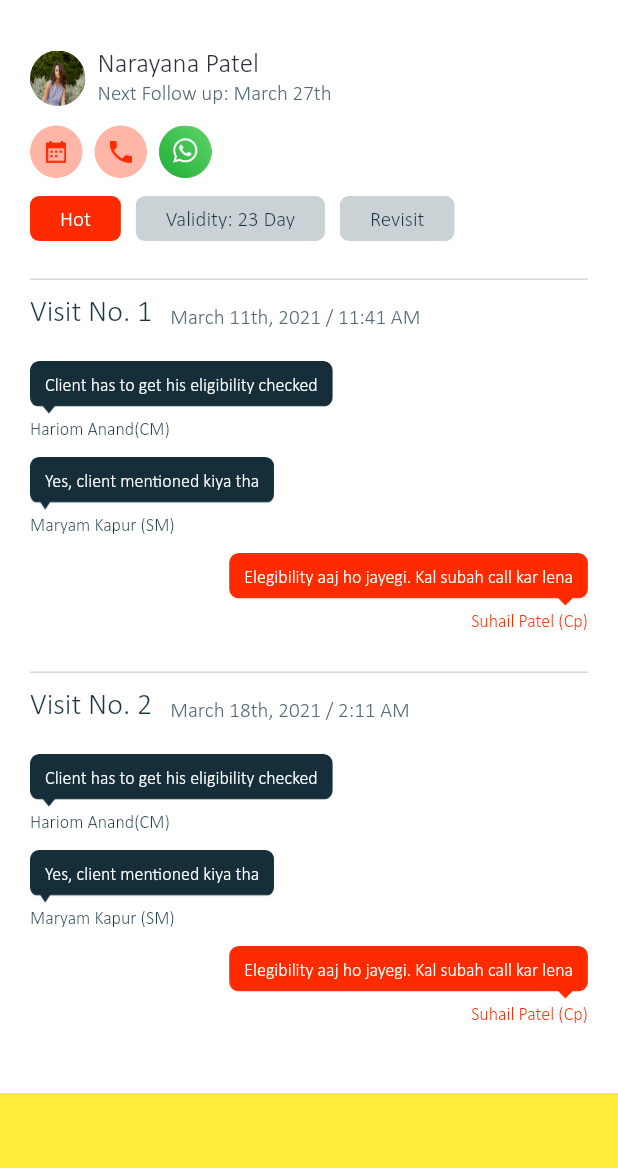
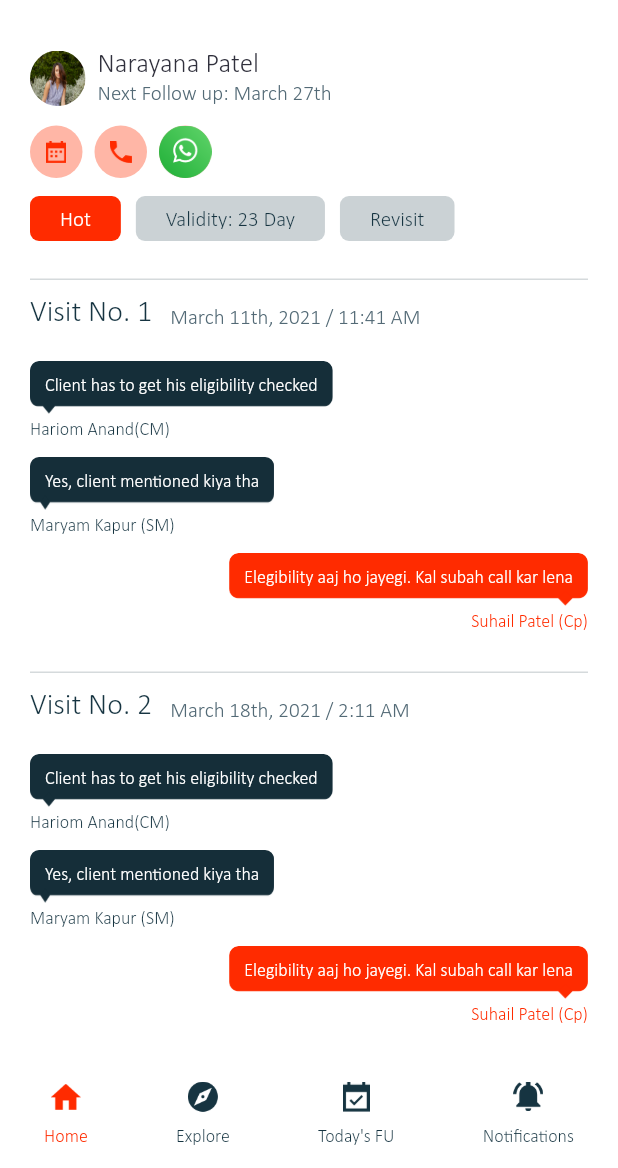
Before and after one commit to pratikKataria/piramal_cp, a Flutter app: the screen it shows after launch, after a tap on "Narayana Patel", on a phone screen of 412 x 824 dp, the part 68-1236 px from its top. Run offline on Flutter 3.47's test engine with Material 2 defaults, Android fonts, the light colour scheme and no system bars; our stand-ins replace connectivity, flutter_swiper, fluttertoast, logger, progress_dialog, shared_preferences; project files that could hold a hidden picture were left out.

Commit message:
➕ Bottom navigation functionality working ➕ Bottom navigation ui created

```diff
--- a/lib/main.dart
+++ b/lib/main.dart
@@ -6,9 +6,9 @@ import 'package:piramal_channel_partner/res/Screens.dart';
 import 'package:piramal_channel_partner/res/Strings.dart';
 import 'package:piramal_channel_partner/ui/base/base_screen.dart';
 import 'package:piramal_channel_partner/ui/base/provider/base_provider.dart';
+import 'package:piramal_channel_partner/ui/bottomNavigationContainer/home_bottom_navigation_base_screen.dart';
 import 'package:piramal_channel_partner/ui/customerProfile/walkin/walkin_customer_profile_detail_Screen.dart';
-import 'package:piramal_channel_partner/ui/home/home_screen.dart';
-import 'package:piramal_channel_partner/utils/scroll_behavior.dart';
+ import 'package:piramal_channel_partner/utils/scroll_behavior.dart';
 import 'package:provider/provider.dart';
 
 import 'utils/Utility.dart';
@@ -43,17 +43,17 @@ class MyApp extends StatelessWidget {
         onGenerateRoute: (RouteSettings settings) {
           switch (settings.name) {
             case "/":
-              return RouteTransition(widget: HomeScreen());
+              return RouteTransition(widget: HomeBottomNavigationBaseScreen());
               break;
             case Screens.kCustomerProfileDetailWalkin:
               return RouteTransition(widget: WalkinCustomerProfileDetailScreen());
               break;
             default:
-              return RouteTransition(widget: HomeScreen());
+              return RouteTransition(widget: HomeBottomNavigationBaseScreen());
               break;
           }
         },
-        home: HomeScreen(),
+        home: HomeBottomNavigationBaseScreen(),
       ),
     );
   }
--- a/lib/res/Images.dart
+++ b/lib/res/Images.dart
@@ -33,6 +33,10 @@ class Images {
   static const kIconTower = base + "ic_tower.png";
   static const kIconBrochure = base + "ic_brochure.png";
   static const kIconPlan = base + "ic_plan.png";
+  static const kIconExplore = base + "ic_explore.png";
+  static const kIconLeaderboard = base + "ic_leaderboard.png";
+  static const kIconNotification = base + "ic_notification.png";
+  static const kIconTodayFollowup = base + "ic_today_followup.png";
 
 
   static const kImgPlaceholder = base + "img_placeholder.png";
@@ -44,5 +48,4 @@ class Images {
   static const kImgPlaceholderCarousel1 = base + "img_carousel_1.png";
   static const kImgPlaceholderCarousel2 = base + "img_carousel_2.png";
   static const kImgPlaceholderCarousel3 = base + "img_carousel_3.png";
-
 }
--- a/lib/res/Screens.dart
+++ b/lib/res/Screens.dart
@@ -5,4 +5,8 @@
 abstract class Screens {
    static const kHomeScreen = "Home";
    static const kCustomerProfileDetailWalkin = "kCustomerProfileDetailWalkin";
+   static const kExploreScreen = "Explore";
+   static const kTodayFollowUpScreen = "Today's FU";
+   static const kNotificationsScreen = "Notifications";
+
 }
--- a/lib/ui/base/base_screen.dart
+++ b/lib/ui/base/base_screen.dart
@@ -6,6 +6,7 @@ import 'package:piramal_channel_partner/ui/base/provider/base_provider.dart';
 import 'package:piramal_channel_partner/utils/Utility.dart';
 import 'package:provider/provider.dart';
 
+import 'persistent_bottom_navigation.dart';
 import 'persistent_side_navigation.dart';
 
 class BaseScreen extends StatelessWidget {
@@ -23,7 +24,7 @@ class BaseScreen extends StatelessWidget {
         key: drawerKey,
         drawerEnableOpenDragGesture: false,
         backgroundColor: AppColors.screenBackgroundColor,
-        bottomNavigationBar: Container(color: Colors.yellow, height: 50.0,),
+        bottomNavigationBar: PersistentBottomNavigation(),
         drawer: Container(
           width: Utility.screenWidth(context),
           color: AppColors.screenBackgroundColor,
--- /dev/null
+++ b/lib/ui/base/persistent_bottom_navigation.dart
@@ -0,0 +1,58 @@
+import 'package:flutter/material.dart';
+import 'package:piramal_channel_partner/res/AppColors.dart';
+import 'package:piramal_channel_partner/res/Fonts.dart';
+import 'package:piramal_channel_partner/res/Images.dart';
+import 'package:piramal_channel_partner/ui/base/provider/base_provider.dart';
+import 'package:piramal_channel_partner/utils/Utility.dart';
+import 'package:provider/provider.dart';
+
+class PersistentBottomNavigation extends StatelessWidget {
+  const PersistentBottomNavigation({Key key}) : super(key: key);
+
+  @override
+  Widget build(BuildContext context) {
+    return Container(
+      color: AppColors.white,
+      height: 70.0,
+      child: Row(
+        mainAxisAlignment: MainAxisAlignment.spaceAround,
+        children: [
+          buildBottomNavigationButton(Images.kIconHome, "Home", () {}, context),
+          buildBottomNavigationButton(Images.kIconExplore, "Explore", () {}, context),
+          buildBottomNavigationButton(Images.kIconTodayFollowup, "Today's FU", () {}, context),
+          buildBottomNavigationButton(Images.kIconNotification, "Notifications", () {}, context),
+          // buildBottomNavigationButton(Images.kIconLeaderboard, "Leaderboard", () {}),
+        ],
+      ),
+    );
+  }
+
+  Consumer buildBottomNavigationButton(String icon, String text, Function() onTap, BuildContext context) {
+     return Consumer<BaseProvider>(
+      builder: (_, provider, __) {
+        return InkWell(
+          onTap: () {
+            provider.setBottomNavScreen(text);
+          },
+          child: Column(
+            mainAxisAlignment: MainAxisAlignment.center,
+            children: [
+              Image.asset(
+                icon,
+                width: 20.0,
+                height: 20.0,
+                color: provider.currentScreen == text ? AppColors.colorPrimary : AppColors.colorSecondary,
+              ),
+              verticalSpace(10.0),
+              Text(
+                "$text",
+                style: provider.currentScreen == text ? textStylePrimary12px500w : textStyle12px500w,
+                textAlign: TextAlign.center,
+              ),
+            ],
+          ),
+        );
+      },
+    );
+  }
+}
--- a/lib/ui/base/provider/base_provider.dart
+++ b/lib/ui/base/provider/base_provider.dart
@@ -1,8 +1,10 @@
 import 'package:flutter/material.dart';
+import 'package:piramal_channel_partner/res/Screens.dart';
 
 class BaseProvider extends ChangeNotifier {
   bool filterIsOpen = false;
   bool drawerIsOpen = false;
+  String currentScreen = Screens.kHomeScreen;
 
 
   //Notifiers
@@ -16,4 +18,8 @@ class BaseProvider extends ChangeNotifier {
     notifyListeners();
   }
 
+  void setBottomNavScreen(String incomingScreen) {
+    currentScreen = incomingScreen;
+    notifyListeners();
+  }
 }
--- /dev/null
+++ b/lib/ui/bottomNavigationContainer/home_bottom_navigation_base_screen.dart
@@ -0,0 +1,39 @@
+import 'package:flutter/material.dart';
+import 'package:piramal_channel_partner/res/Screens.dart';
+import 'package:piramal_channel_partner/ui/base/provider/base_provider.dart';
+import 'package:piramal_channel_partner/ui/bottomNavigationContainer/todayFu/today_fu_screen.dart';
+
+import 'package:provider/provider.dart';
+
+import 'explore/explore_screen.dart';
+import 'home/home_screen.dart';
+import 'notificationSc/notification_screen.dart';
+
+class HomeBottomNavigationBaseScreen extends StatelessWidget {
+  HomeBottomNavigationBaseScreen() {
+    initState();
+  }
+
+  Map<String, Widget> allDestinations;
+
+  void initState() async {
+    allDestinations = {
+      Screens.kHomeScreen: HomeScreen(),
+      Screens.kExploreScreen: ExploreScreen(),
+      Screens.kNotificationsScreen: NotificationScreen(),
+      Screens.kTodayFollowUpScreen: TodayFollowUpScreen(),
+    };
+  }
+
+  @override
+  Widget build(BuildContext context) {
+    return Consumer<BaseProvider>(
+      builder: (_, provider, __) {
+        return IndexedStack(
+          index: allDestinations.values.toList().indexOf(allDestinations[provider.currentScreen]),
+          children: allDestinations.values.toList(),
+        );
+      }
+    );
+  }
+}
--- /dev/null
+++ b/lib/ui/bottomNavigationContainer/todayFu/today_fu_screen.dart
@@ -0,0 +1,482 @@
+import 'package:flutter/cupertino.dart';
+import 'package:flutter/material.dart';
+import 'package:piramal_channel_partner/res/AppColors.dart';
+import 'package:piramal_channel_partner/res/Fonts.dart';
+import 'package:piramal_channel_partner/res/Images.dart';
+import 'package:piramal_channel_partner/res/Screens.dart';
+import 'package:piramal_channel_partner/ui/base/provider/base_provider.dart';
+import 'package:piramal_channel_partner/ui/customerProfile/walkin/walkin_customer_profile_detail_Screen.dart';
+import 'package:piramal_channel_partner/utils/Utility.dart';
+import 'package:piramal_channel_partner/widgets/pml_button.dart';
+import 'package:piramal_channel_partner/widgets/pml_outline_button.dart';
+import 'package:provider/provider.dart';
+
+class TodayFollowUpScreen extends StatefulWidget {
+  const TodayFollowUpScreen({Key key}) : super(key: key);
+
+  @override
+  _TodayFollowUpScreenState createState() => _TodayFollowUpScreenState();
+}
+
+class _TodayFollowUpScreenState extends State<TodayFollowUpScreen> with SingleTickerProviderStateMixin {
+  TabController _tabController;
+  bool filterIsOpen = true;
+
+  @override
+  void initState() {
+    _tabController = TabController(length: 3, vsync: this);
+
+    super.initState();
+  }
+
+  @override
+  Widget build(BuildContext context) {
+    return Scaffold(
+      backgroundColor: AppColors.screenBackgroundColor,
+      body: Column(
+        crossAxisAlignment: CrossAxisAlignment.start,
+        children: [
+          Container(
+            margin: EdgeInsets.symmetric(horizontal: 20.0),
+            child: Column(
+              crossAxisAlignment: CrossAxisAlignment.start,
+              children: [
+                verticalSpace(22.0),
+                Text("Customers (13)", style: textStyle24px500w),
+                verticalSpace(6.0),
+                buildTabs(),
+                verticalSpace(18.0),
+              ],
+            ),
+          ),
+          Expanded(
+            child: ListView(
+              children: [
+                //Card one
+                buildFirstCard(),
+
+                //Card Two
+                buildSecondCard(),
+              ],
+            ),
+          ),
+        ],
+      ),
+    );
+  }
+
+  Container buildFilter() {
+    return Container(
+      margin: EdgeInsets.symmetric(horizontal: 20.0),
+      child: Column(
+        crossAxisAlignment: CrossAxisAlignment.start,
+        children: [
+          Text("Project", style: textStyleRegular16px400w),
+          verticalSpace(8.0),
+          Row(
+            children: [
+              PmlOutlineButton(
+                text: "Aranya",
+                padding: EdgeInsets.symmetric(horizontal: 15.0),
+                height: 25.0,
+                textStyle: textStyle12px500w,
+              ),
+              horizontalSpace(10.0),
+              PmlOutlineButton(
+                text: "Mahalaximi",
+                padding: EdgeInsets.symmetric(horizontal: 15.0),
+                height: 25.0,
+                textStyle: textStyle12px500w,
+              ),
+              horizontalSpace(10.0),
+              PmlOutlineButton(
+                text: "Revanta",
+                padding: EdgeInsets.symmetric(horizontal: 15.0),
+                height: 25.0,
+                textStyle: textStyle12px500w,
+              ),
+            ],
+          ),
+          verticalSpace(14.0),
+          Text("Lead Status", style: textStyleRegular16px400w),
+          verticalSpace(8.0),
+          Row(
+            children: [
+              PmlOutlineButton(
+                text: "Hot",
+                padding: EdgeInsets.symmetric(horizontal: 15.0),
+                height: 25.0,
+                textStyle: textStylePrimary12px500w,
+              ),
+              horizontalSpace(10.0),
+              PmlOutlineButton(
+                text: "Warm",
+                padding: EdgeInsets.symmetric(horizontal: 15.0),
+                height: 25.0,
+                textStyle: textStylePrimary12px500w,
+              ),
+              horizontalSpace(10.0),
+              PmlOutlineButton(
+                text: "Cold",
+                padding: EdgeInsets.symmetric(horizontal: 15.0),
+                height: 25.0,
+                textStyle: textStyleBlue12px500w,
+              ),
+            ],
+          ),
+        ],
+      ),
+    );
+  }
+
+  Container buildSecondCard() {
+    return Container(
+      height: 165,
+      padding: EdgeInsets.symmetric(horizontal: 20.0, vertical: 2.0),
+      margin: EdgeInsets.only(bottom: 25.0, left: 20.0, right: 20.0),
+      decoration: BoxDecoration(
+        color: AppColors.white,
+        borderRadius: BorderRadius.circular(6.0),
+        boxShadow: [
+          BoxShadow(
+            // box-shadow: 0px 10px 30px 0px #0000000D;
+            color: AppColors.colorSecondary.withOpacity(0.1),
+            blurRadius: 20.0,
+            spreadRadius: 5.0,
+            offset: Offset(0, 8),
+          ),
+        ],
+      ),
+      child: Column(
+        crossAxisAlignment: CrossAxisAlignment.start,
+        mainAxisAlignment: MainAxisAlignment.spaceEvenly,
+        children: [
+          Row(
+            children: [
+              ClipRRect(
+                borderRadius: BorderRadius.circular(80.0),
+                child: Container(
+                  height: 37,
+                  width: 37,
+                  child: Image.asset(Images.kImgPlaceholder, fit: BoxFit.fill),
+                ),
+              ),
+              horizontalSpace(8.0),
+              Column(
+                crossAxisAlignment: CrossAxisAlignment.start,
+                children: [
+                  Text("Vihaan khatri", style: textStyleRegular18pxW500),
+                  Text("Next Follow up: March 27th", style: textStyleSubText14px500w),
+                ],
+              ),
+            ],
+          ),
+          Container(
+            height: 30,
+            child: ListView(
+              scrollDirection: Axis.horizontal,
+              children: [
+                Container(
+                  decoration: BoxDecoration(
+                    borderRadius: BorderRadius.circular(6),
+                    color: Colors.blue,
+                  ),
+                  padding: EdgeInsets.symmetric(horizontal: 20.0, vertical: 8.0),
+                  child: Text("Cold", style: textStyleWhite14px500w),
+                ),
+                horizontalSpace(10.0),
+                Container(
+                  decoration: BoxDecoration(
+                    borderRadius: BorderRadius.circular(6),
+                    color: AppColors.chipColor,
+                  ),
+                  padding: EdgeInsets.symmetric(horizontal: 20.0, vertical: 8.0),
+                  child: Text("Validity: 2 Day", style: textStyle14px500w),
+                ),
+                horizontalSpace(10.0),
+                Container(
+                  decoration: BoxDecoration(
+                    borderRadius: BorderRadius.circular(6),
+                    color: AppColors.chipColor,
+                  ),
+                  padding: EdgeInsets.symmetric(horizontal: 20.0, vertical: 8.0),
+                  child: Text("Revisit", style: textStyle14px500w),
+                ),
+              ],
+            ),
+          ),
+          Row(
+            children: [
+              Container(
+                width: 35,
+                height: 35,
+                decoration: BoxDecoration(
+                  shape: BoxShape.circle,
+                  color: AppColors.colorPrimaryLight,
+                ),
+                padding: EdgeInsets.all(10.0),
+                child: Image.asset(Images.kIconCalender),
+              ),
+              horizontalSpace(8.0),
+              Container(
+                width: 35,
+                height: 35,
+                decoration: BoxDecoration(
+                  shape: BoxShape.circle,
+                  color: AppColors.colorPrimaryLight,
+                ),
+                padding: EdgeInsets.all(10.0),
+                child: Image.asset(Images.kIconPhone),
+              ),
+              horizontalSpace(8.0),
+              Container(
+                width: 35,
+                height: 35,
+                decoration: BoxDecoration(
+                  shape: BoxShape.circle,
+                  color: AppColors.colorPrimaryLight,
+                ),
+                child: Image.asset(Images.kIconWhatsApp),
+              ),
+              Spacer(),
+              Container(
+                width: 35,
+                height: 35,
+                decoration: BoxDecoration(
+                  shape: BoxShape.circle,
+                  color: AppColors.colorSecondary,
+                ),
+                child: Icon(Icons.add, color: AppColors.white),
+              ),
+            ],
+          ),
+        ],
+      ),
+    );
+  }
+
+  Container buildFirstCard() {
+    return Container(
+      height: 165,
+      padding: EdgeInsets.symmetric(horizontal: 20.0, vertical: 2.0),
+      margin: EdgeInsets.only(bottom: 18.0, left: 20.0, right: 20.0),
+      decoration: BoxDecoration(
+        color: AppColors.white,
+        borderRadius: BorderRadius.circular(6.0),
+        boxShadow: [
+          BoxShadow(
+            // box-shadow: 0px 10px 30px 0px #0000000D;
+            color: AppColors.colorSecondary.withOpacity(0.1),
+            blurRadius: 20.0,
+            spreadRadius: 5.0,
+            offset: Offset(0, 8),
+          ),
+        ],
+      ),
+      child: Column(
+        crossAxisAlignment: CrossAxisAlignment.start,
+        mainAxisAlignment: MainAxisAlignment.spaceEvenly,
+        children: [
+          InkWell(
+            onTap: () {
+              Navigator.pushNamed(context, Screens.kCustomerProfileDetailWalkin);
+            },
+            child: Row(
+              children: [
+                ClipRRect(
+                  borderRadius: BorderRadius.circular(80.0),
+                  child: Container(
+                    height: 37,
+                    width: 37,
+                    child: Image.asset(Images.kImgPlaceholder, fit: BoxFit.fill),
+                  ),
+                ),
+                horizontalSpace(8.0),
+                Column(
+                  crossAxisAlignment: CrossAxisAlignment.start,
+                  children: [
+                    Text("Narayana Patel", style: textStyleRegular18pxW500),
+                    Text("Next Follow up: March 27th", style: textStyleSubText14px500w),
+                  ],
+                ),
+              ],
+            ),
+          ),
+          Container(
+            height: 30,
+            child: ListView(
+              scrollDirection: Axis.horizontal,
+              children: [
+                Container(
+                  decoration: BoxDecoration(
+                    borderRadius: BorderRadius.circular(6),
+                    color: AppColors.colorPrimary,
+                  ),
+                  padding: EdgeInsets.symmetric(horizontal: 20.0, vertical: 8.0),
+                  child: Text("Hot", style: textStyleWhite14px500w),
+                ),
+                horizontalSpace(10.0),
+                Container(
+                  decoration: BoxDecoration(
+                    borderRadius: BorderRadius.circular(6),
+                    color: AppColors.chipColor,
+                  ),
+                  padding: EdgeInsets.symmetric(horizontal: 20.0, vertical: 8.0),
+                  child: Text("Validity: 23 Day", style: textStyle14px500w),
+                ),
+                horizontalSpace(10.0),
+                Container(
+                  decoration: BoxDecoration(
+                    borderRadius: BorderRadius.circular(6),
+                    color: AppColors.chipColor,
+                  ),
+                  padding: EdgeInsets.symmetric(horizontal: 20.0, vertical: 8.0),
+                  child: Text("Revisit", style: textStyle14px500w),
+                ),
+              ],
+            ),
+          ),
+          Row(
+            children: [
+              Container(
+                width: 35,
+                height: 35,
+                decoration: BoxDecoration(
+                  shape: BoxShape.circle,
+                  color: AppColors.colorPrimaryLight,
+                ),
+                padding: EdgeInsets.all(10.0),
+                child: Image.asset(Images.kIconCalender),
+              ),
+              horizontalSpace(8.0),
+              Container(
+                width: 35,
+                height: 35,
+                decoration: BoxDecoration(
+                  shape: BoxShape.circle,
+                  color: AppColors.colorPrimaryLight,
+                ),
+                padding: EdgeInsets.all(10.0),
+                child: Image.asset(Images.kIconPhone),
+              ),
+              horizontalSpace(8.0),
+              Container(
+                width: 35,
+                height: 35,
+                decoration: BoxDecoration(
+                  shape: BoxShape.circle,
+                  color: AppColors.colorPrimaryLight,
+                ),
+                child: Image.asset(Images.kIconWhatsApp),
+              ),
+              Spacer(),
+              Container(
+                width: 35,
+                height: 35,
+                decoration: BoxDecoration(
+                  shape: BoxShape.circle,
+                  color: AppColors.colorSecondary,
+                ),
+                child: Icon(Icons.add, color: AppColors.white),
+              ),
+            ],
+          ),
+        ],
+      ),
+    );
+  }
+
+  TabBar buildTabs() {
+    return TabBar(
+      isScrollable: true,
+      controller: _tabController,
+      indicatorColor: Colors.transparent,
+      labelPadding: EdgeInsets.symmetric(horizontal: 5.0),
+      unselectedLabelStyle: textStyleDark14px500w,
+      unselectedLabelColor: AppColors.textColorBlack,
+      labelColor: AppColors.textColorGreen,
+      onTap: (int index) {
+        setState(() {
+          switch (index) {
+            case 0:
+              /*     _presenter.getUserTestHistory(context);
+                  attemptedText = Text('Attempted', style: textStyleGreen16px500w);
+                  unattemptedText = Text('Unattempted', style: textStyleDark14px500w);*/
+              return;
+              break;
+            case 1:
+              /*       _presenter.getUserTestHistory(context);
+                  unattemptedText = Text('Unattempted', style: textStyleGreen16px500w);
+                  attemptedText = Text('Attempted', style: textStyleDark14px500w);*/
+              return;
+              break;
+          }
+        });
+      },
+      tabs: [
+        Tab(
+          child: PmlOutlineButton(
+            text: "All",
+            width: 95.0,
+            height: 28.0,
+            textStyle: textStyle12px500w,
+          ),
+        ),
+        Tab(
+          child: PmlButton(
+            text: "Walk in",
+            width: 95.0,
+            height: 28.0,
+            color: AppColors.colorSecondary,
+            textStyle: textStyleWhite12px500w,
+          ),
+        ),
+        Tab(
+          child: PmlButton(
+            text: "Booking",
+            width: 95.0,
+            height: 28.0,
+            margin: EdgeInsets.symmetric(horizontal: 10.0),
+            color: AppColors.colorSecondary,
+            textStyle: textStyleWhite12px500w,
+          ),
+        )
+      ],
+    );
+  }
+
+  Stack eventRibbon() {
+    return Stack(
+      children: [
+        Container(
+          height: 45.0,
+          padding: EdgeInsets.only(bottom: 6.0),
+          decoration: BoxDecoration(borderRadius: BorderRadius.circular(8.0), color: AppColors.colorPrimary),
+          child: Align(
+            alignment: Alignment.center,
+            child: Text(
+              "Piramal Aranya  •  Piramal Mahalaxmi Tower 3",
+              style: textStyleWhite12px600w,
+              maxLines: 1,
+            ),
+          ),
+        ),
+        Positioned(
+          top: 35.0,
+          bottom: 0,
+          left: 0,
+          right: 0,
+          child: Container(
+            decoration: BoxDecoration(
+              borderRadius: BorderRadius.only(
+                topLeft: Radius.circular(8.0),
+                topRight: Radius.circular(8.0),
+              ),
+              color: AppColors.screenBackgroundColor,
+            ),
+          ),
+        ),
+      ],
+    );
+  }
+}
```
Also changed, not shown: assets/images/ic_explore.png (added), assets/images/ic_leaderboard.png (added), assets/images/ic_notification.png (added), assets/images/ic_today_followup.png (added), lib/generated/assets.dart, lib/ui/bottomNavigationContainer/explore/explore_screen.dart (renamed from lib/ui/explore/explore_screen.dart), lib/ui/bottomNavigationContainer/home/home_screen.dart (renamed from lib/ui/home/home_screen.dart), lib/ui/bottomNavigationContainer/notificationSc/notification_screen.dart (renamed from lib/ui/notificationSc/notification_screen.dart).
